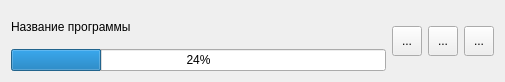
This is ui/program.ui in livvyyRUS/downloader as Qt 5 draws it before an edit. The edited form follows.
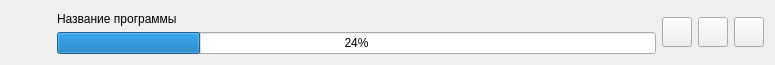
This is the edited form. Icons and pictures are not drawn.

Diff of the .ui file:
```diff
--- a/ui/program.ui
+++ b/ui/program.ui
@@ -6,22 +6,61 @@
    <rect>
     <x>0</x>
     <y>0</y>
-    <width>505</width>
-    <height>82</height>
+    <width>775</width>
+    <height>65</height>
    </rect>
   </property>
+  <property name="minimumSize">
+   <size>
+    <width>150</width>
+    <height>60</height>
+   </size>
+  </property>
   <property name="windowTitle">
    <string>Program</string>
   </property>
-  <layout class="QHBoxLayout" name="horizontalLayout_2">
+  <layout class="QHBoxLayout" name="horizontalLayout_3">
+   <item>
+    <widget class="QLabel" name="icon_label">
+     <property name="minimumSize">
+      <size>
+       <width>40</width>
+       <height>40</height>
+      </size>
+     </property>
+     <property name="maximumSize">
+      <size>
+       <width>50</width>
+       <height>50</height>
+      </size>
+     </property>
+     <property name="text">
+      <string/>
+     </property>
+    </widget>
+   </item>
    <item>
     <layout class="QVBoxLayout" name="verticalLayout">
      <item>
-      <widget class="QLabel" name="label">
-       <property name="text">
-        <string>Название программы</string>
-       </property>
-      </widget>
+      <layout class="QHBoxLayout" name="horizontalLayout_2">
+       <item>
+        <widget class="QLabel" name="label">
+         <property name="text">
+          <string>Название программы</string>
+         </property>
+        </widget>
+       </item>
+       <item>
+        <widget class="QLabel" name="status_label">
+         <property name="text">
+          <string/>
+         </property>
+         <property name="alignment">
+          <set>Qt::AlignmentFlag::AlignRight|Qt::AlignmentFlag::AlignTrailing|Qt::AlignmentFlag::AlignVCenter</set>
+         </property>
+        </widget>
+       </item>
+      </layout>
      </item>
      <item>
       <widget class="QProgressBar" name="progress_bar">
@@ -43,7 +82,11 @@
         </size>
        </property>
        <property name="text">
-        <string>...</string>
+        <string/>
+       </property>
+       <property name="icon">
+        <iconset resource="../resources/resource.qrc">
+         <normaloff>:/icons/icons/download.png</normaloff>:/icons/icons/download.png</iconset>
        </property>
       </widget>
      </item>
@@ -56,7 +99,11 @@
         </size>
        </property>
        <property name="text">
-        <string>...</string>
+        <string/>
+       </property>
+       <property name="icon">
+        <iconset resource="../resources/resource.qrc">
+         <normaloff>:/icons/icons/install.png</normaloff>:/icons/icons/install.png</iconset>
        </property>
       </widget>
      </item>
@@ -69,7 +116,11 @@
         </size>
        </property>
        <property name="text">
-        <string>...</string>
+        <string/>
+       </property>
+       <property name="icon">
+        <iconset resource="../resources/resource.qrc">
+         <normaloff>:/icons/icons/download_and_install.png</normaloff>:/icons/icons/download_and_install.png</iconset>
        </property>
       </widget>
      </item>
```
Left out of the diff: 13 changed lines with no effect on the pictures.
